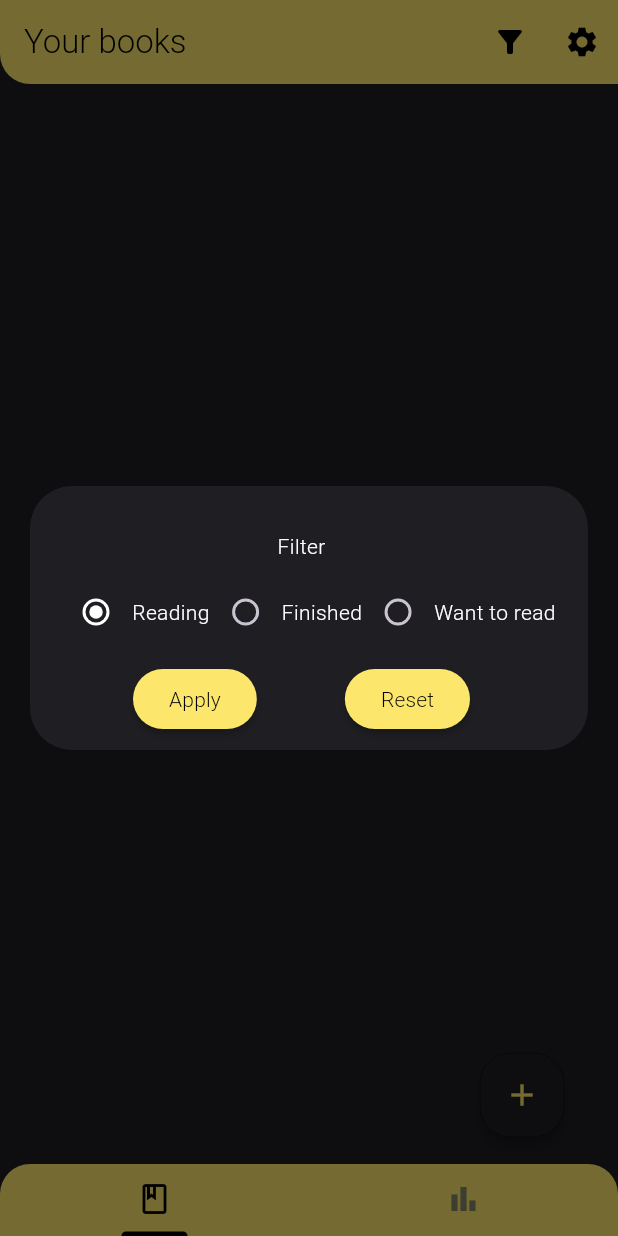
After one commit to ozarski/BookTrackerFlutter, a Flutter app: the screen it shows after launch, after a tap on the "filter list alt" icon, on a phone screen of 412 x 824 dp. The commit adds this screen. Run offline on Flutter 3.47's test engine with Material 3 defaults, Android fonts, the light colour scheme and no system bars; our stand-ins replace connectivity_plus, dio, file_picker, fl_chart, fluttertoast, sqflite; accounts and stored records are empty.

Commit message:
Implemented filtering book list by book status

```diff
--- a/lib/features/books/domain/repositories/book_repository_interface.dart
+++ b/lib/features/books/domain/repositories/book_repository_interface.dart
@@ -1,4 +1,5 @@
 import 'package:book_tracker/features/books/domain/entities/book.dart';
+import 'package:book_tracker/features/books/presentation/state/filter_state_model.dart';
 
  abstract class BookRepositoryInterface {
 
@@ -7,4 +8,5 @@ import 'package:book_tracker/features/books/domain/entities/book.dart';
     Future<Book> addBook(Book book);
     Future<Book> updateBook(Book book);
     Future<void> deleteBook(int id);
+    Future<List<Book>> getBooksFiltered(FilterBookListParams filter);
 }
--- /dev/null
+++ b/lib/features/books/domain/usecases/filter_book_list.dart
@@ -0,0 +1,30 @@
+import 'package:book_tracker/core/use_case.dart';
+import 'package:book_tracker/features/books/data/repositories/book_repository.dart';
+import 'package:book_tracker/features/books/domain/entities/book.dart';
+import 'package:book_tracker/features/books/presentation/state/filter_state_model.dart';
+
+class FilterBookListUseCase implements UseCase<List<Book>, FilterBookListParams> {
+  final BookRepository repository;
+
+  FilterBookListUseCase(this.repository);
+
+  @override
+  Future<List<Book>> call(FilterBookListParams params) async {
+    final books = await repository.getBooksFiltered(params);
+    return sortBooks(books);
+  }
+
+  List<Book> sortBooks(List<Book> books) {
+    var finishedBooks = books.where((book) => book.status == BookStatus.finished).toList();
+    var readingBooks = books.where((book) => book.status == BookStatus.reading).toList();
+    var wantToReadBooks = books.where((book) => book.status == BookStatus.wantToRead).toList();
+
+    finishedBooks.sort((book1, book2) => book1.finishDate!.compareTo(book2.finishDate!));
+    finishedBooks = finishedBooks.reversed.toList();
+    readingBooks.sort((book1, book2) => book1.startDate!.compareTo(book2.startDate!));
+    readingBooks = readingBooks.reversed.toList();
+    wantToReadBooks.sort((book1, book2) => book1.title.compareTo(book2.title));
+
+    return [...readingBooks, ...finishedBooks, ...wantToReadBooks];
+  }
+}
--- a/lib/features/books/presentation/state/book_list_model.dart
+++ b/lib/features/books/presentation/state/book_list_model.dart
@@ -2,15 +2,18 @@ import 'dart:math';
 
 import 'package:book_tracker/features/books/domain/entities/book.dart';
 import 'package:book_tracker/features/books/domain/usecases/display_book_list.dart';
+import 'package:book_tracker/features/books/domain/usecases/filter_book_list.dart';
+import 'package:book_tracker/features/books/presentation/state/filter_state_model.dart';
 import 'package:flutter/material.dart';
 
 class BookListModel extends ChangeNotifier {
   final DisplayBookListUseCase _displayBookListUseCase;
+  final FilterBookListUseCase _filterBookListUseCase;
   final List<Book> _books = [];
 
   List<Book> get books => _books;
 
-  BookListModel(this._displayBookListUseCase){
+  BookListModel(this._displayBookListUseCase, this._filterBookListUseCase) {
     _loadBooks();
   }
 
@@ -32,11 +35,18 @@ class BookListModel extends ChangeNotifier {
 
   void reloadBooks() {
     _loadBooks();
-    notifyListeners();
   }
 
   void _loadBooks() async {
     await _displayBookListUseCase().then((value) {
+      _books.clear();
+      _books.addAll(value);
+      notifyListeners();
+    });
+  }
+
+  void filterList(FilterStateModel filterState) async {
+    await _filterBookListUseCase(FilterBookListParams.fromFilterStateModel(filterState)).then((value) {
       _books.clear();
       _books.addAll(value);
       notifyListeners();
--- /dev/null
+++ b/lib/features/books/presentation/state/filter_state_model.dart
@@ -0,0 +1,39 @@
+import 'package:book_tracker/features/books/domain/entities/book.dart';
+import 'package:book_tracker/features/books/presentation/state/book_list_model.dart';
+import 'package:flutter/material.dart';
+
+class FilterStateModel extends ChangeNotifier {
+  BookStatus status = BookStatus.reading;
+  DateTime? startDate;
+  DateTime?  finishDate;
+  final BookListModel _bookListModel;
+
+  FilterStateModel(this._bookListModel);
+
+  void setFiltering(bool value) {
+    _bookListModel.filterList(this);
+    notifyListeners();
+  }
+
+}
+
+
+class FilterBookListParams {
+  final BookStatus status;
+  final DateTime? startDate;
+  final DateTime? finishDate;
+
+  FilterBookListParams({
+    required this.status,
+    required this.startDate,
+    required this.finishDate,
+  });
+
+  factory FilterBookListParams.fromFilterStateModel(FilterStateModel filterStateModel) {
+    return FilterBookListParams(
+      status: filterStateModel.status,
+      startDate: filterStateModel.startDate,
+      finishDate: filterStateModel.finishDate,
+    );
+  }
+}
--- /dev/null
+++ b/lib/features/books/presentation/widgets/filter_dialog.dart
@@ -0,0 +1,94 @@
+import 'package:book_tracker/core/utils/padding_extension.dart';
+import 'package:book_tracker/features/books/presentation/state/book_list_model.dart';
+import 'package:book_tracker/features/books/presentation/state/filter_state_model.dart';
+import 'package:book_tracker/features/books/presentation/widgets/status_filtering_radio_buttons.dart';
+import 'package:flutter/material.dart';
+import 'package:provider/provider.dart';
+
+class FilterDialog extends StatelessWidget {
+  const FilterDialog({super.key});
+
+  @override
+  Widget build(BuildContext context) {
+    final listModel = context.read<BookListModel>();
+    return ChangeNotifierProvider<FilterStateModel>(
+      create: (context) => FilterStateModel(listModel),
+      child: Consumer<FilterStateModel>(
+        builder: (context, filterStateModel, child) {
+          return SimpleDialog(
+            contentPadding: const EdgeInsets.only(right: 10, top: 20),
+            insetPadding:
+                const EdgeInsets.symmetric(horizontal: 20, vertical: 20),
+            backgroundColor: Theme.of(context).colorScheme.secondary,
+            children: [
+              Column(
+                crossAxisAlignment: CrossAxisAlignment.center,
+                children: [
+                  const Text(
+                    'Filter',
+                    style: TextStyle(
+                      color: Colors.white,
+                      fontWeight: FontWeight.w300,
+                    ),
+                  ),
+                  const StatusFilteringRadioButtons(),
+                  Row(
+                    mainAxisAlignment: MainAxisAlignment.spaceEvenly,
+                    children: [
+                      ElevatedButton(
+                        onPressed: () async {
+                          final bookListState = context.read<BookListModel>();
+                          bookListState.filterList(filterStateModel);
+                          Navigator.pop(context);
+                        },
+                        style: ElevatedButton.styleFrom(
+                          elevation: 2,
+                          shape: RoundedRectangleBorder(
+                            borderRadius: BorderRadius.circular(20),
+                          ),
+                          backgroundColor:
+                              Theme.of(context).colorScheme.primary,
+                        ),
+                        child: const Text(
+                          'Apply',
+                          style: TextStyle(
+                            color: Colors.black,
+                            fontWeight: FontWeight.w300,
+                          ),
+                        ),
+                      ),
+                      ElevatedButton(
+                        onPressed: () async{
+                          final bookListState = context.read<BookListModel>();
+                          bookListState.reloadBooks();
+                          Navigator.pop(context);
+                        },
+                        style: ElevatedButton.styleFrom(
+                          elevation: 2,
+                          shape: RoundedRectangleBorder(
+                            borderRadius: BorderRadius.circular(20),
+                          ),
+                          backgroundColor:
+                              Theme.of(context).colorScheme.primary,
+                        ),
+                        child: const Text(
+                          'Reset',
+                          style: TextStyle(
+                            color: Colors.black,
+                            fontWeight: FontWeight.w300,
+                          ),
+                        ),
+                      )
+                    ],
+                  )
+                ],
+              ).addPadding(
+                const EdgeInsets.symmetric(horizontal: 10, vertical: 10),
+              ),
+            ],
+          );
+        },
+      ),
+    );
+  }
+}
--- /dev/null
+++ b/lib/features/books/presentation/widgets/status_filtering_radio_buttons.dart
@@ -0,0 +1,71 @@
+import 'package:book_tracker/core/utils/padding_extension.dart';
+import 'package:book_tracker/features/books/domain/entities/book.dart';
+import 'package:book_tracker/features/books/presentation/state/filter_state_model.dart';
+import 'package:flutter/material.dart';
+import 'package:provider/provider.dart';
+
+class StatusFilteringRadioButtons extends StatefulWidget {
+  const StatusFilteringRadioButtons({super.key});
+
+  BookStatus get status => BookStatus.reading;
+
+  @override
+  State<StatusFilteringRadioButtons> createState() =>
+      _StatusFilteringRadioButtonsState();
+}
+
+class _StatusFilteringRadioButtonsState
+    extends State<StatusFilteringRadioButtons> {
+  @override
+  Widget build(BuildContext context) {
+    return Consumer<FilterStateModel>(
+      builder: (context, filterStateModel, child) {
+        return
+    Row(
+      mainAxisAlignment: MainAxisAlignment.spaceBetween,
+      children: [
+        statusRadioButton(BookStatus.reading, 'Reading', filterStateModel),
+        statusRadioButton(BookStatus.finished, 'Finished', filterStateModel),
+        statusRadioButton(BookStatus.wantToRead, 'Want to read', filterStateModel),
+      ],
+    ).addPadding(
+      const EdgeInsets.symmetric(horizontal: 10, vertical: 10),
+    ); },
+    );
+  }
+
+  Widget statusRadioButton(
+      BookStatus targetStatus, String label, FilterStateModel filterStateModel) {
+
+    BookStatus status = filterStateModel.status;
+
+    return InkWell(
+      splashColor: Colors.transparent,
+      highlightColor: Colors.transparent,
+      onTap: () {
+        setState(() => status = targetStatus);
+        filterStateModel.status = targetStatus;
+      },
+      child: Theme(
+        data: ThemeData.dark(),
+        child: Row(
+          children: [
+            Radio<BookStatus>(
+              value: targetStatus,
+              groupValue: status,
+              onChanged: (value) {
+                setState(() => status = value ?? BookStatus.reading);
+                filterStateModel.status = targetStatus;
+              },
+              activeColor: Colors.white,
+            ),
+            Text(
+              label,
+              style: const TextStyle(color: Colors.white),
+            ),
+          ],
+        ),
+      ),
+    );
+  }
+}
--- a/lib/main.dart
+++ b/lib/main.dart
@@ -4,6 +4,7 @@ import 'package:book_tracker/features/books/domain/usecases/add_book.dart';
 import 'package:book_tracker/features/books/domain/usecases/delete_book.dart';
 import 'package:book_tracker/features/books/domain/usecases/display_book_details.dart';
 import 'package:book_tracker/features/books/domain/usecases/display_book_list.dart';
+import 'package:book_tracker/features/books/domain/usecases/filter_book_list.dart';
 import 'package:book_tracker/features/books/domain/usecases/update_book.dart';
 import 'package:book_tracker/features/books/domain/usecases/update_book_progress.dart';
 import 'package:book_tracker/features/books/domain/usecases/update_book_status.dart';
@@ -79,9 +80,12 @@ void main() {
         ProxyProvider<GoogleBooksRepository, DisplayVolumesUseCase>(
           update: (_, repository, __) => DisplayVolumesUseCase(repository),
         ),
+        ProxyProvider<BookRepository, FilterBookListUseCase>(
+          update: (_, repository, __) => FilterBookListUseCase(repository),
+        ),
         ChangeNotifierProvider<BookListModel>(
           create: (context) =>
-              BookListModel(context.read<DisplayBookListUseCase>()),
+              BookListModel(context.read<DisplayBookListUseCase>(), context.read<FilterBookListUseCase>()),
         ),
         ChangeNotifierProvider<StatsStateModel>(
           create: (context) => StatsStateModel(context.read<GetStatsUseCase>(), context.read<GetBooksForEachMonthUseCase>()),
```
Also changed, not shown: lib/features/books/data/repositories/book_repository.dart (+29 -0 lines), lib/features/books/presentation/pages/book_list_tab.dart (+14 -144 lines), lib/features/books/presentation/widgets/settings_dialog.dart (added, +145 -0 lines).
